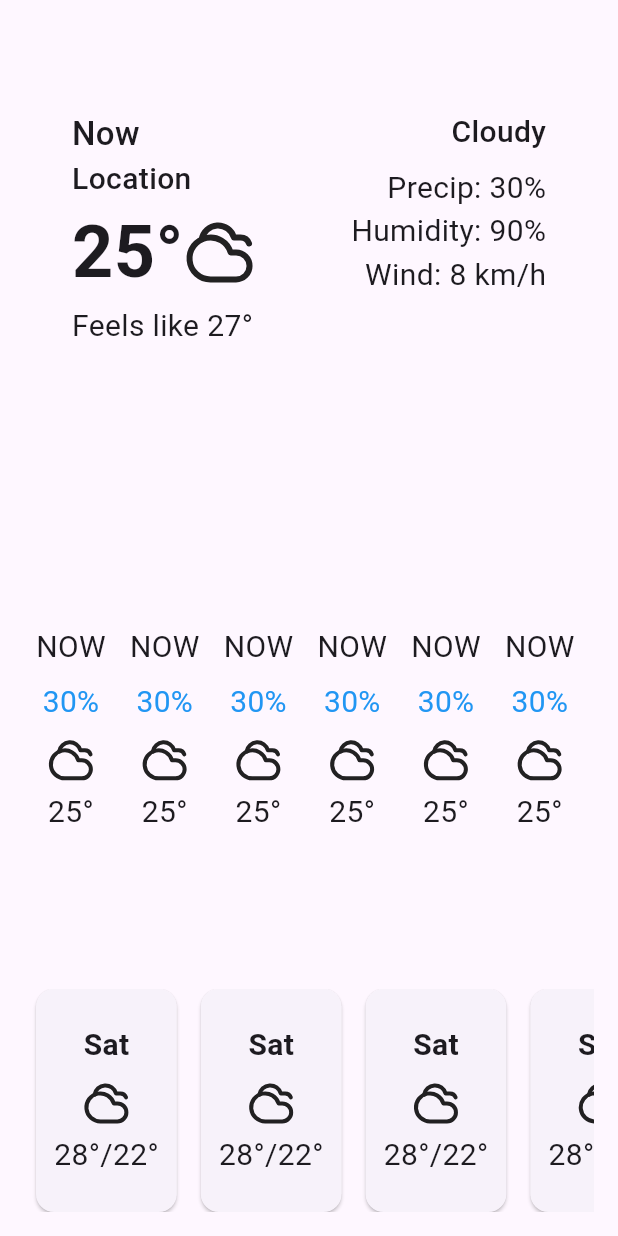
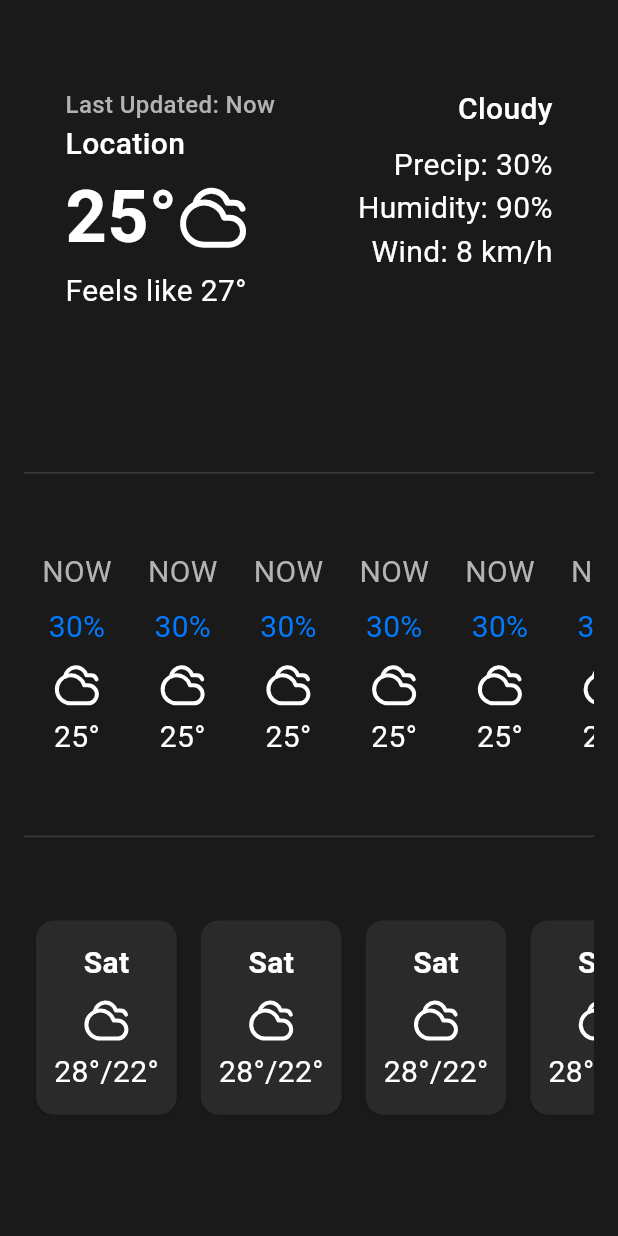
Before and after one commit to oreiscool/clear_weather, a Flutter app: the screen it shows after launch, on a phone screen of 412 x 824 dp. Run offline on Flutter 3.47's test engine with Material 3 defaults, Android fonts, the phone set to English and light mode, and no system bars; our stand-ins replace flutter_riverpod, lucide_icons_flutter.

Commit message:
feat(ui): Finalize dark theme layout and add theme foundation

```diff
--- /dev/null
+++ b/lib/constants/colors.dart
@@ -0,0 +1,16 @@
+import 'package:flutter/material.dart';
+
+class AppColors {
+  AppColors._();
+  static const Color background = Color(0xFF1A1A1A);
+  static const Color surface = Color(0xFF2A2A2A);
+  static const Color surfaceVariant = Color(0xFF3A3A3A);
+  static const Color textPrimary = Color(0xFFFFFFFF);
+  static const Color textSecondary = Color(0xFFB3B3B3);
+  static const Color textTertiary = Color(0xFF808080);
+  static const Color accent = Color(0xFF007AFF);
+  static const Color accentMuted = Color(0xFF4A9EFF);
+  static const Color success = Color(0xFF30D158);
+  static const Color warning = Color(0xFFFF9500);
+  static const Color error = Color(0xFFFF453A);
+}
--- a/lib/main.dart
+++ b/lib/main.dart
@@ -1,6 +1,7 @@
 import 'package:flutter/material.dart';
 import 'package:clear_weather/pages/home_page.dart';
 import 'package:flutter_riverpod/flutter_riverpod.dart';
+import 'package:clear_weather/theme/app_theme.dart';
 
 void main() {
   runApp(const ProviderScope(child: MainApp()));
@@ -11,6 +12,10 @@ class MainApp extends StatelessWidget {
 
   @override
   Widget build(BuildContext context) {
-    return const MaterialApp(home: HomePage());
+    return MaterialApp(
+      debugShowCheckedModeBanner: false,
+      theme: AppTheme.darkTheme,
+      home: const HomePage(),
+    );
   }
 }
--- a/lib/pages/home_page.dart
+++ b/lib/pages/home_page.dart
@@ -3,6 +3,7 @@ import 'package:flutter_riverpod/flutter_riverpod.dart';
 import 'package:clear_weather/widgets/current_weather_display.dart';
 import 'package:clear_weather/widgets/hourly_forecast_display.dart';
 import 'package:clear_weather/widgets/daily_forecast_display.dart';
+import 'package:clear_weather/constants/colors.dart';
 
 class HomePage extends ConsumerWidget {
   const HomePage({super.key});
@@ -17,10 +18,13 @@ class HomePage extends ConsumerWidget {
             mainAxisAlignment: MainAxisAlignment.center,
             children: [
               const Expanded(flex: 4, child: CurrentWeatherDisplay()),
-              const SizedBox(height: 24),
-              const Expanded(flex: 4, child: HourlyForecastDisplay()),
-              const SizedBox(height: 24),
+              const SizedBox(height: 16),
+              const Divider(height: 48, color: AppColors.surfaceVariant),
+              const Expanded(flex: 3, child: HourlyForecastDisplay()),
+              const Divider(height: 48, color: AppColors.surfaceVariant),
+              const SizedBox(height: 32),
               const Expanded(flex: 2, child: DailyForecastDisplay()),
+              const Spacer(flex: 1),
             ],
           ),
         ),
--- /dev/null
+++ b/lib/theme/app_theme.dart
@@ -0,0 +1,84 @@
+import 'package:flutter/material.dart';
+import 'package:clear_weather/constants/colors.dart';
+
+class AppTheme {
+  AppTheme._();
+
+  static ThemeData get darkTheme {
+    return ThemeData(
+      brightness: Brightness.dark,
+      primaryColor: AppColors.accent,
+      scaffoldBackgroundColor: AppColors.background,
+      cardColor: AppColors.surface,
+      colorScheme: const ColorScheme.dark(
+        primary: AppColors.accent,
+        secondary: AppColors.accentMuted,
+        surface: AppColors.surface,
+        onSurface: AppColors.textPrimary,
+        onSurfaceVariant: AppColors.textSecondary,
+        error: AppColors.error,
+        onError: AppColors.textPrimary,
+        tertiary: AppColors.textTertiary,
+      ),
+      textTheme: const TextTheme(
+        bodyLarge: TextStyle(color: AppColors.textPrimary),
+        bodyMedium: TextStyle(color: AppColors.textSecondary),
+        bodySmall: TextStyle(color: AppColors.textTertiary),
+      ),
+    );
+  }
+}
+
+class AppTextStyles {
+  AppTextStyles._();
+
+  static const TextStyle lastUpdated = TextStyle(
+    fontSize: 16,
+    fontWeight: FontWeight.w500,
+    color: AppColors.textSecondary,
+  );
+  static const TextStyle location = TextStyle(
+    fontSize: 20,
+    fontWeight: FontWeight.w500,
+    color: AppColors.textPrimary,
+  );
+  static const TextStyle temperature = TextStyle(
+    fontSize: 48,
+    fontWeight: FontWeight.bold,
+    color: AppColors.textPrimary,
+  );
+  static const TextStyle feelsLike = TextStyle(
+    fontSize: 20,
+    color: AppColors.textPrimary,
+  );
+  static const TextStyle condition = TextStyle(
+    fontSize: 20,
+    fontWeight: FontWeight.w500,
+    color: AppColors.textPrimary,
+  );
+  static const TextStyle secondaryDetails = TextStyle(
+    fontSize: 20,
+    color: AppColors.textPrimary,
+  );
+  static const TextStyle hourlyTime = TextStyle(
+    fontSize: 20,
+    color: AppColors.textSecondary,
+  );
+  static const TextStyle hourlyPrecip = TextStyle(
+    fontSize: 20,
+    color: AppColors.accent,
+  );
+  static const TextStyle hourlyTemp = TextStyle(
+    fontSize: 20,
+    color: AppColors.textPrimary,
+  );
+  static const TextStyle dailyDay = TextStyle(
+    fontSize: 20,
+    fontWeight: FontWeight.bold,
+    color: AppColors.textPrimary,
+  );
+  static const TextStyle dailyTemp = TextStyle(
+    fontSize: 20,
+    color: AppColors.textPrimary,
+  );
+}
--- a/lib/widgets/current_weather_display.dart
+++ b/lib/widgets/current_weather_display.dart
@@ -1,6 +1,7 @@
 import 'package:flutter/material.dart';
 import 'package:flutter_riverpod/flutter_riverpod.dart';
 import 'package:lucide_icons_flutter/lucide_icons.dart';
+import 'package:clear_weather/theme/app_theme.dart';
 
 class CurrentWeatherDisplay extends ConsumerWidget {
   const CurrentWeatherDisplay({super.key});
@@ -17,27 +18,15 @@ class CurrentWeatherDisplay extends ConsumerWidget {
             Column(
               crossAxisAlignment: CrossAxisAlignment.start,
               children: [
-                Text(
-                  'Now',
-                  style: TextStyle(fontSize: 22, fontWeight: FontWeight.w500),
-                ),
-                Text(
-                  'Location',
-                  style: TextStyle(fontSize: 20, fontWeight: FontWeight.w500),
-                ),
+                Text('Last Updated: Now', style: AppTextStyles.lastUpdated),
+                Text('Location', style: AppTextStyles.location),
                 Row(
                   children: [
-                    Text(
-                      '25°',
-                      style: TextStyle(
-                        fontSize: 48,
-                        fontWeight: FontWeight.bold,
-                      ),
-                    ),
+                    Text('25°', style: AppTextStyles.temperature),
                     Icon(LucideIcons.cloudy, size: 48),
                   ],
                 ),
-                Text('Feels like 27°', style: TextStyle(fontSize: 20)),
+                Text('Feels like 27°', style: AppTextStyles.feelsLike),
                 SizedBox(height: 24),
               ],
             ),
@@ -45,14 +34,11 @@ class CurrentWeatherDisplay extends ConsumerWidget {
             Column(
               crossAxisAlignment: CrossAxisAlignment.end,
               children: [
-                Text(
-                  'Cloudy',
-                  style: TextStyle(fontSize: 20, fontWeight: FontWeight.w500),
-                ),
+                Text('Cloudy', style: AppTextStyles.condition),
                 SizedBox(height: 8),
-                Text('Precip: 30%', style: TextStyle(fontSize: 20)),
-                Text('Humidity: 90%', style: TextStyle(fontSize: 20)),
-                Text('Wind: 8 km/h', style: TextStyle(fontSize: 20)),
+                Text('Precip: 30%', style: AppTextStyles.secondaryDetails),
+                Text('Humidity: 90%', style: AppTextStyles.secondaryDetails),
+                Text('Wind: 8 km/h', style: AppTextStyles.secondaryDetails),
               ],
             ),
           ],
--- a/lib/widgets/daily_forecast_item.dart
+++ b/lib/widgets/daily_forecast_item.dart
@@ -1,5 +1,6 @@
 import 'package:flutter/material.dart';
 import 'package:lucide_icons_flutter/lucide_icons.dart';
+import 'package:clear_weather/theme/app_theme.dart';
 
 class DailyForecastItem extends StatelessWidget {
   const DailyForecastItem({super.key});
@@ -13,14 +14,11 @@ class DailyForecastItem extends StatelessWidget {
         child: Column(
           mainAxisAlignment: MainAxisAlignment.center,
           children: [
-            Text(
-              'Sat',
-              style: TextStyle(fontSize: 20, fontWeight: FontWeight.bold),
-            ),
+            Text('Sat', style: AppTextStyles.dailyDay),
             SizedBox(height: 8),
             Icon(LucideIcons.cloudy, size: 32),
             SizedBox(height: 4),
-            Text('28°/22°', style: TextStyle(fontSize: 20)),
+            Text('28°/22°', style: AppTextStyles.dailyTemp),
           ],
         ),
       ),
--- a/lib/widgets/hourly_forecast_item.dart
+++ b/lib/widgets/hourly_forecast_item.dart
@@ -1,5 +1,6 @@
 import 'package:flutter/material.dart';
 import 'package:lucide_icons_flutter/lucide_icons.dart';
+import 'package:clear_weather/theme/app_theme.dart';
 
 class HourlyForecastItem extends StatelessWidget {
   const HourlyForecastItem({super.key});
@@ -7,17 +8,18 @@ class HourlyForecastItem extends StatelessWidget {
   @override
   Widget build(BuildContext context) {
     return const Padding(
-      padding: EdgeInsets.symmetric(horizontal: 8),
+      padding: EdgeInsets.symmetric(horizontal: 12),
       child: Column(
         mainAxisAlignment: MainAxisAlignment.center,
         children: [
-          Text('NOW', style: TextStyle(fontSize: 20)),
+          // TODO: Conditionally hide precipitation for the first item (index 0).
+          Text('NOW', style: AppTextStyles.hourlyTime),
           SizedBox(height: 8),
-          Text('30%', style: TextStyle(fontSize: 20, color: Colors.blue)),
+          Text('30%', style: AppTextStyles.hourlyPrecip),
           SizedBox(height: 8),
           Icon(LucideIcons.cloudy, size: 32),
           SizedBox(height: 4),
-          Text('25°', style: TextStyle(fontSize: 20)),
+          Text('25°', style: AppTextStyles.hourlyTemp),
         ],
       ),
     );
```
